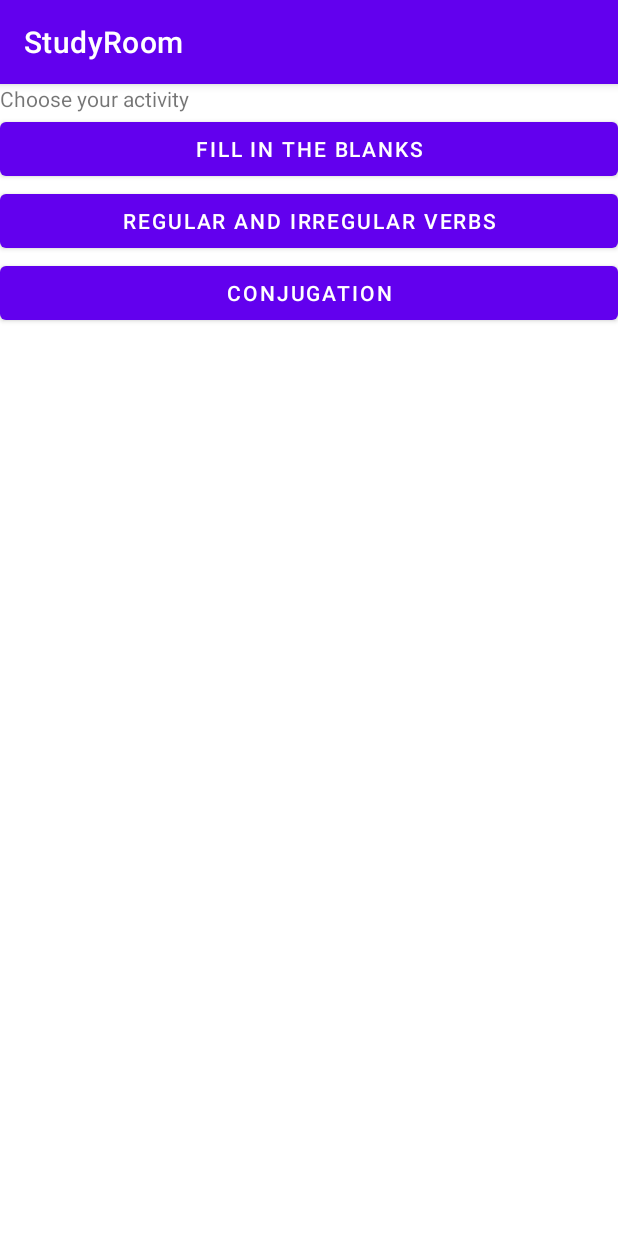
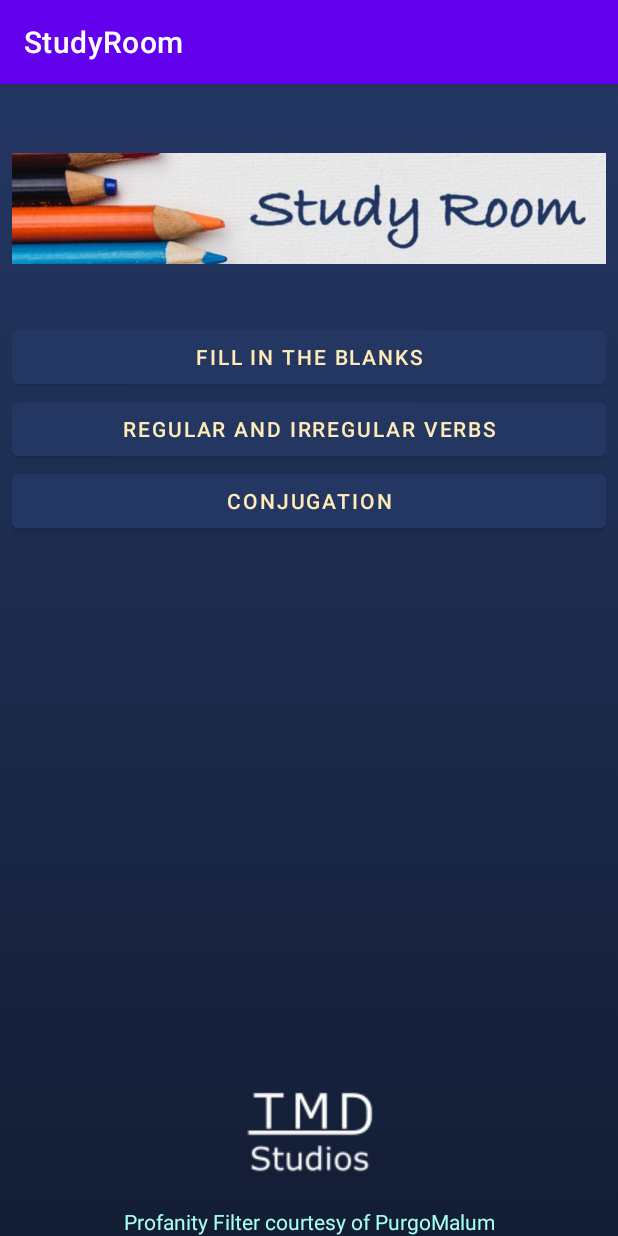
Before and after one commit to TMDStudios/StudyRoomApp, an Android app: the screen it shows after launch (MainActivity), on a phone screen of 412 x 824 dp. Run offline under Robolectric (Android 15) with nearby library versions, the phone set to English and light mode, and no system bars.

Commit message:
Home fragment now matches website

```diff
--- /dev/null
+++ b/app/src/main/res/drawable/gradient_bg.xml
@@ -0,0 +1,12 @@
+<?xml version="1.0" encoding="utf-8"?>
+<selector xmlns:android="http://schemas.android.com/apk/res/android">
+    <item>
+        <shape>
+            <gradient
+                android:startColor="#243763"
+                android:endColor="#131d34"
+                android:type="linear"
+                android:angle="270"/>
+        </shape>
+    </item>
+</selector>
--- a/app/src/main/res/layout/fragment_home.xml
+++ b/app/src/main/res/layout/fragment_home.xml
@@ -1,37 +1,72 @@
 <?xml version="1.0" encoding="utf-8"?>
-<FrameLayout xmlns:android="http://schemas.android.com/apk/res/android"
+<androidx.constraintlayout.widget.ConstraintLayout xmlns:android="http://schemas.android.com/apk/res/android"
     xmlns:tools="http://schemas.android.com/tools"
     android:layout_width="match_parent"
     android:layout_height="match_parent"
+    xmlns:app="http://schemas.android.com/apk/res-auto"
+    android:background="@drawable/gradient_bg"
     tools:context=".HomeFragment">
 
     <LinearLayout
         android:layout_width="match_parent"
-        android:layout_height="wrap_content"
+        android:layout_height="0dp"
+        app:layout_constraintTop_toTopOf="parent"
+        app:layout_constraintBottom_toTopOf="@id/llBannerHome"
+        android:padding="8dp"
         android:orientation="vertical">
 
-        <TextView
+        <ImageView
+            android:id="@+id/imageView2"
             android:layout_width="match_parent"
-            android:layout_height="match_parent"
-            android:text="@string/chooseActivity" />
+            android:layout_height="wrap_content"
+            android:contentDescription="Study Room Logo"
+            android:src="@drawable/studyBg" />
 
         <Button
             android:layout_width="match_parent"
             android:layout_height="wrap_content"
             android:id="@+id/btBlanks"
+            android:textColor="@color/yellow"
+            android:backgroundTint="@color/darkBlue"
             android:text="Fill in the blanks"/>
 
         <Button
             android:layout_width="match_parent"
             android:layout_height="wrap_content"
             android:id="@+id/btRegularIrregular"
+            android:textColor="@color/yellow"
+            android:backgroundTint="@color/darkBlue"
             android:text="Regular and Irregular Verbs"/>
 
         <Button
             android:layout_width="match_parent"
             android:layout_height="wrap_content"
             android:id="@+id/btConjugation"
+            android:textColor="@color/yellow"
+            android:backgroundTint="@color/darkBlue"
             android:text="Conjugation"/>
     </LinearLayout>
 
-</FrameLayout>
+    <LinearLayout
+        android:id="@+id/llBannerHome"
+        android:layout_width="match_parent"
+        android:layout_height="wrap_content"
+        android:orientation="vertical"
+        app:layout_constraintStart_toStartOf="parent"
+        app:layout_constraintEnd_toEndOf="parent"
+        app:layout_constraintBottom_toBottomOf="parent">
+        <ImageView
+            android:id="@+id/imgTmdLogo"
+            android:layout_width="match_parent"
+            android:layout_height="wrap_content"
+            android:src="@drawable/tmdLogo" />
+        <TextView
+            android:id="@+id/tvPurgoMalum"
+            android:layout_width="match_parent"
+            android:layout_height="wrap_content"
+            android:textColor="@color/babyBlue"
+            android:textAlignment="center"
+            android:text="Profanity Filter courtesy of PurgoMalum"/>
+    </LinearLayout>
+
+</androidx.constraintlayout.widget.ConstraintLayout>
--- a/app/src/main/res/values/colors.xml
+++ b/app/src/main/res/values/colors.xml
@@ -7,4 +7,11 @@
     <color name="teal_700">#FF018786</color>
     <color name="black">#FF000000</color>
     <color name="white">#FFFFFFFF</color>
+
+    <color name="babyBlue">#a6fff9</color>
+    <color name="orange">#FF6E31</color>
+    <color name="yellow">#FFEBB7</color>
+    <color name="darkYellow">#AD8E70</color>
+    <color name="darkBlue">#243763</color>
+    <color name="red">#d61c4e</color>
 </resources>
```
Also changed, not shown: app/src/main/res/drawable/studyBg.png (added), app/src/main/res/drawable/tmdLogo.png (added).
